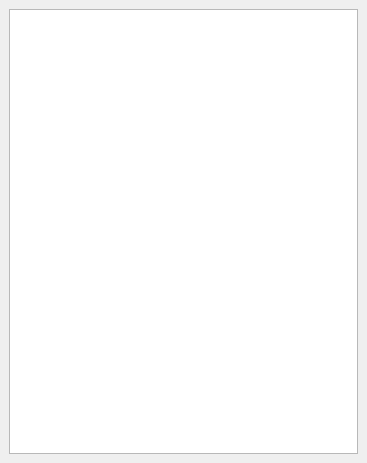
Above: plotconfig.ui from sangyobe/art_plot before the change. Below: the same form after it.
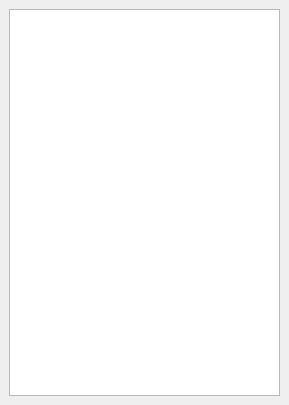
That is the form after the change.

Patch:
```diff
--- a/plotconfig.ui
+++ b/plotconfig.ui
@@ -6,8 +6,8 @@
    <rect>
     <x>0</x>
     <y>0</y>
-    <width>367</width>
-    <height>463</height>
+    <width>289</width>
+    <height>405</height>
    </rect>
   </property>
   <property name="windowTitle">
```
